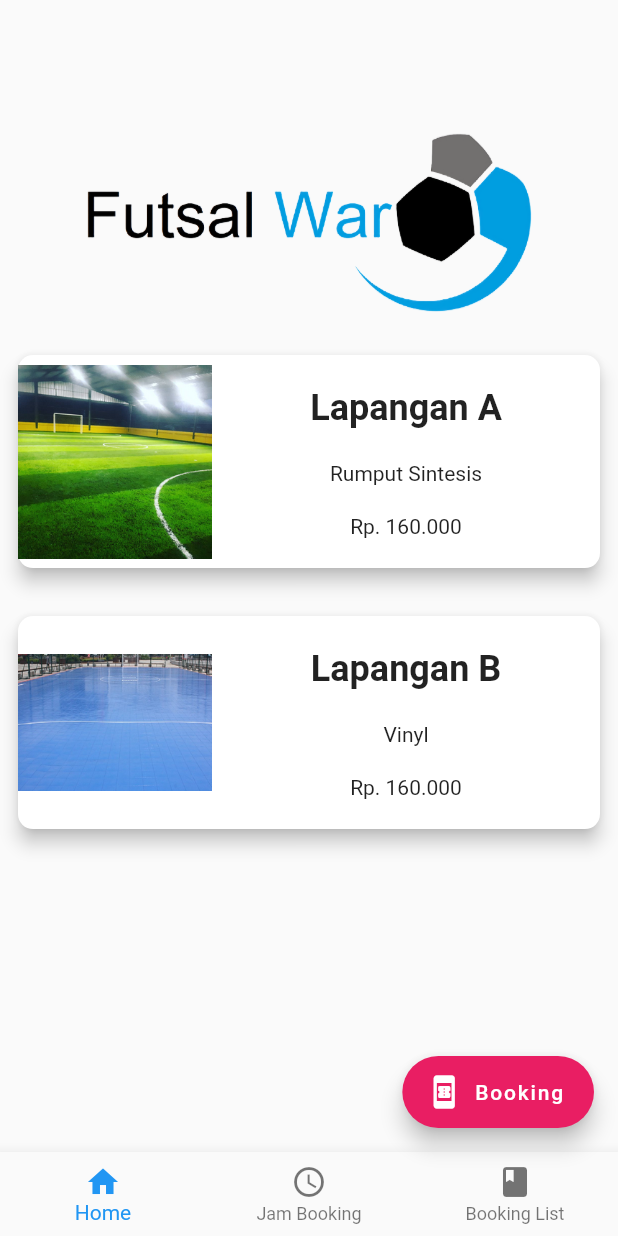
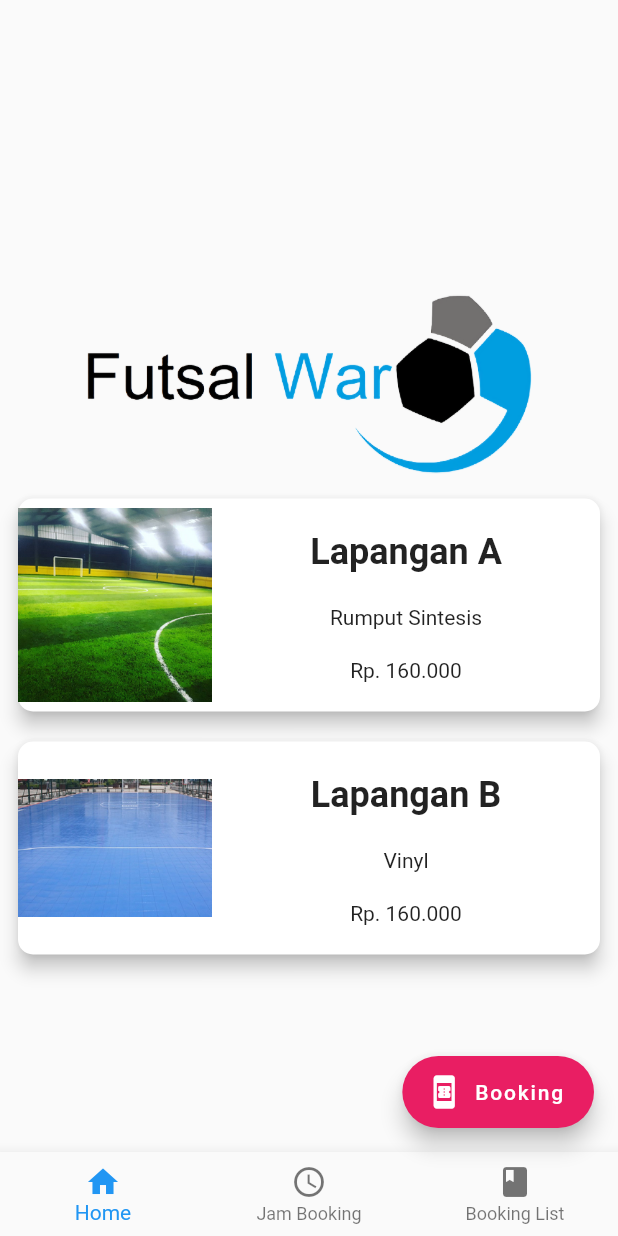
Before and after one commit to faizalindra/futsalwar, a Flutter app: the HomePage screen opened directly, on a phone screen of 412 x 824 dp. Run offline on Flutter 3.47's test engine with Material 2 defaults, Android fonts, the phone set to English and light mode, and no system bars; our stand-ins replace shared_preferences; accounts and stored records are empty.

```diff
--- a/lib/ui/booking_form.dart
+++ b/lib/ui/booking_form.dart
@@ -3,6 +3,7 @@ import 'package:flutter/services.dart';
 import 'package:futsalwar/bloc/booking_bloc.dart';
 import 'package:futsalwar/model/booking.dart';
 import 'package:futsalwar/ui/booking_page.dart';
+import 'package:futsalwar/ui/home.dart';
 import 'package:futsalwar/widget/warning_dialog.dart';
 
 // ignore: must_be_immutable
@@ -202,8 +203,8 @@ class _BookingFormState extends State<BookingForm> {
     //parse mengubah harga int menjadi string?
     createBooking.notelp = int.parse(_notelpBookingTextboxController.text);
     BookingBloc.addBooking(booking: createBooking).then((value) {
-      Navigator.of(context).push(new MaterialPageRoute(
-          builder: (BuildContext context) => BookingPage()));
+      Navigator.of(context).push(
+          new MaterialPageRoute(builder: (BuildContext context) => HomePage()));
     }, onError: (error) {
       showDialog(
           context: context,
--- a/lib/ui/home.dart
+++ b/lib/ui/home.dart
@@ -86,17 +86,17 @@ class HomeScreen extends StatelessWidget {
   Widget build(BuildContext context) {
     return Container(
       child: Center(
-        child: Container(
+        child: SingleChildScrollView(
             child: Padding(
                 padding: const EdgeInsets.all(8.0),
                 child: Column(
                   children: [
                     logoHome(),
-                    SizedBox(height: 24.0),
+                    SizedBox(height: 12.0),
                     LapanganA(),
-                    SizedBox(height: 24.0),
+                    SizedBox(height: 12.0),
                     LapanganB(),
-                    SizedBox(height: 24.0),
+                    SizedBox(height: 12.0),
                   ],
                 ))),
       ),
```
Also changed, not shown: lib/ui/registrasi_page.dart (+0 -11 lines).
